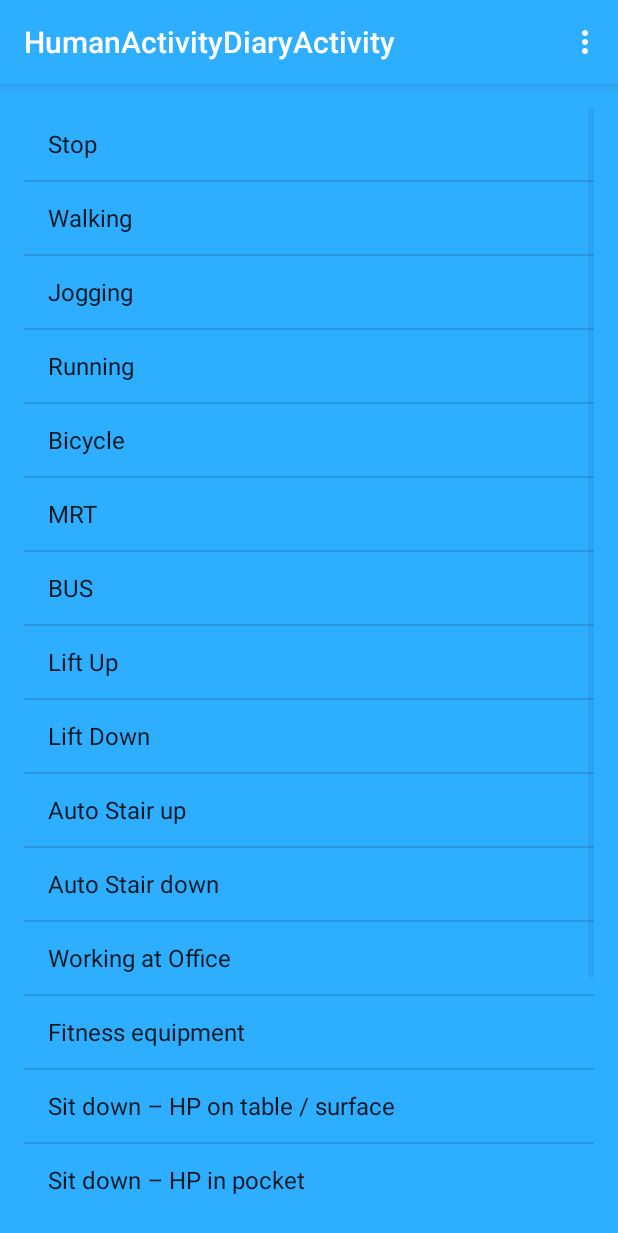
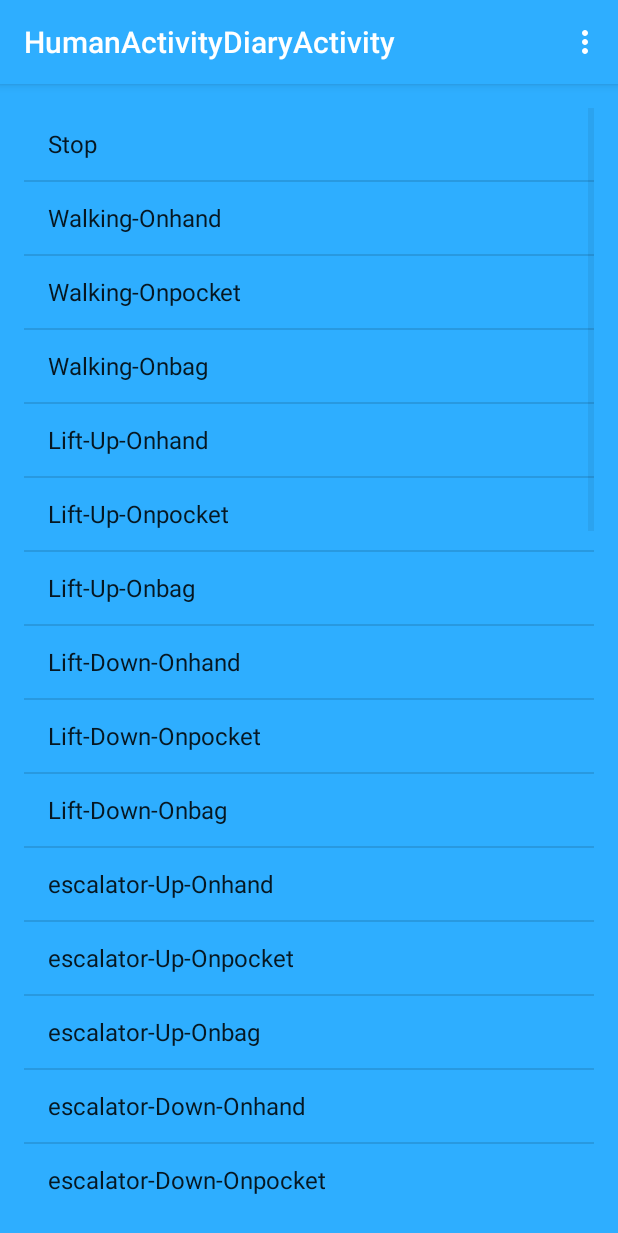
Before and after one commit to alanxuefei/Liveable_City_Beta, an Android app: the HumanActivityDiaryActivity screen opened directly, with no data from a screen before it, on a phone screen of 412 x 824 dp. Shown: the top 1233 px of the screen. Run offline under Robolectric (Android 15) with nearby library versions, the phone set to English and light mode, and no system bars.

Commit message:
change from Bob to Alan
a working version

```diff
--- a/app/src/main/java/com/example/alan/liveable_city_beta/HumanActivityDiaryActivity.java
+++ b/app/src/main/java/com/example/alan/liveable_city_beta/HumanActivityDiaryActivity.java
@@ -14,14 +14,24 @@ import android.widget.Toast;
 
 public class HumanActivityDiaryActivity extends AppCompatActivity {
 
-    private String[] monthsArray = { "Stop","Walking", "Jogging", "Running", "Bicycle", "MRT", "BUS", "Lift Up",
-            "Lift Down", "Auto Stair up", "Auto Stair down", "Working at Office", "Fitness equipment"
+    private String[] monthsArray = { "Stop",
+                                     "Walking-Onhand","Walking-Onpocket","Walking-Onbag",
+                                     "Lift-Up-Onhand","Lift-Up-Onpocket","Lift-Up-Onbag",
+                                     "Lift-Down-Onhand","Lift-Down-Onpocket","Lift-Down-Onbag",
+                                     "escalator-Up-Onhand","escalator-Up-Onpocket","escalator-Up-Onbag",
+                                     "escalator-Down-Onhand","escalator-Down-Onpocket","escalator-Down-Onbag",
+                                     "Stair-Up-Onhand","Stai-Up-Onpocket","Stai-Up-Onbag",
+                                     "Stair-Down-Onhand","Stai-Down-Onpocket","Stai-Down-Onbag",
+                                     "Jogging-Onhand","Jogging-Onpocket","Jogging-Onbag",
+                                     "Running-Onhand","Running-Onpocket","Running-Onbag",
+                                     "Sitdown-Onhand","Sitdown-Onpocket","Sitdown-Onbag",
+
+
+              "Bicycle", "MRT", "BUS",   "Working at Office", "Fitness equipment"
             , "Sit down – HP on table / surface"
             , "Sit down – HP in pocket"
             , "Sit down – using HP read news / send msg etc"
-            , "Normal Stair Up"
-            , "Normal Stair Down"
-            , "Fitness equipment"};
+             };
 
     protected static final String HumanActivityTAG = "HumanActivity";
     private ListView HumanActivityListView;
--- a/app/src/main/java/com/example/alan/liveable_city_beta/MainActivity.java
+++ b/app/src/main/java/com/example/alan/liveable_city_beta/MainActivity.java
@@ -7,6 +7,7 @@ import android.util.Log;
 import android.view.Menu;
 import android.view.MenuItem;
 import android.view.View;
+import android.widget.Toast;
 
 /**
  * Created by Xue Fei on 19/5/2015.
@@ -106,7 +107,7 @@ public class MainActivity extends AppCompatActivity {
 
       /*  Intent mServiceIntent = new Intent(this, IntentServiceFTP.class);
         startService(mServiceIntent);*/
-
+        Toast.makeText(this, "uploading", Toast.LENGTH_SHORT).show();
         UploadFilesToFTPTask myfileuploader = new UploadFilesToFTPTask(this);
         myfileuploader.execute();
 
--- a/app/src/main/java/com/example/alan/liveable_city_beta/SensorListenerService.java
+++ b/app/src/main/java/com/example/alan/liveable_city_beta/SensorListenerService.java
@@ -69,7 +69,7 @@ public class SensorListenerService extends Service implements SensorEventListene
     /*google activity detection*/
     protected GoogleApiClient mGoogleApiClient;
 
-    public int ACCsamplingrate=55;
+    public int ACCsamplingrate=100;
 
     private SoundLevelMonitor soundlevel= new SoundLevelMonitor();
 
--- a/app/src/main/res/layout/activity_main.xml
+++ b/app/src/main/res/layout/activity_main.xml
@@ -80,7 +80,7 @@
             <TextView
                 android:layout_width="match_parent"
                 android:layout_height="wrap_content"
-                android:text="User ID: alan.xuefei@googlemail.com"
+                android:text="User ID: Bob"
                 android:id="@+id/textView_UserID" />
         </LinearLayout>
 
```
Also changed, not shown: app/src/main/java/com/example/alan/liveable_city_beta/UploadFilesToFTPTask.java (+18 -1 lines).
